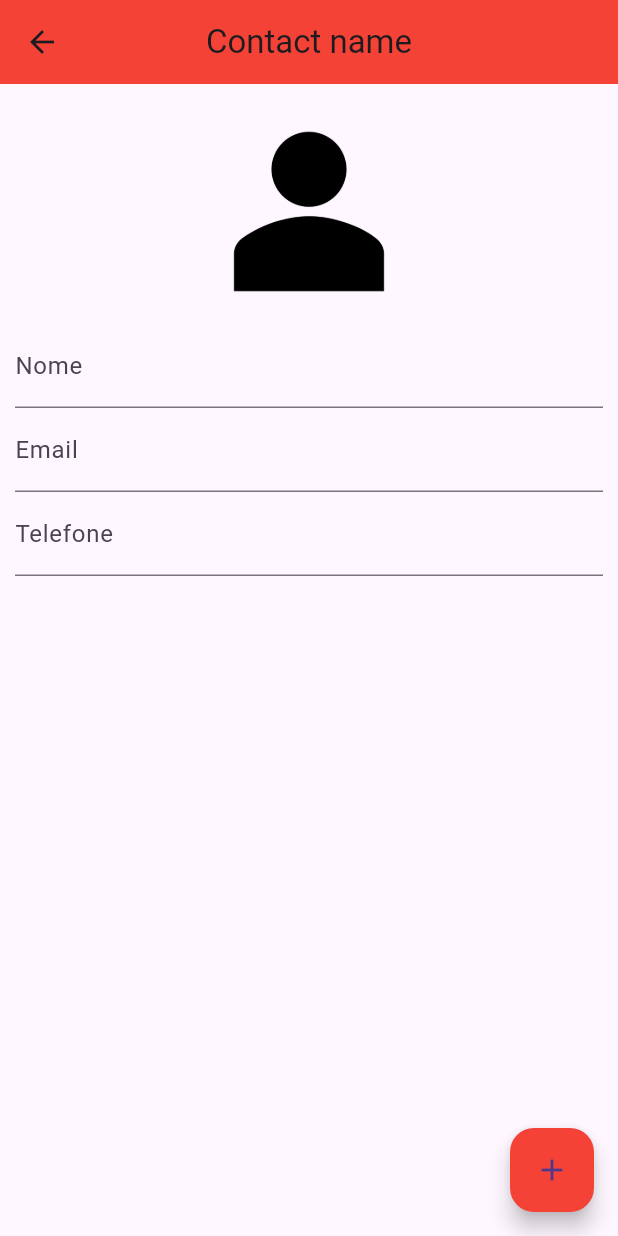
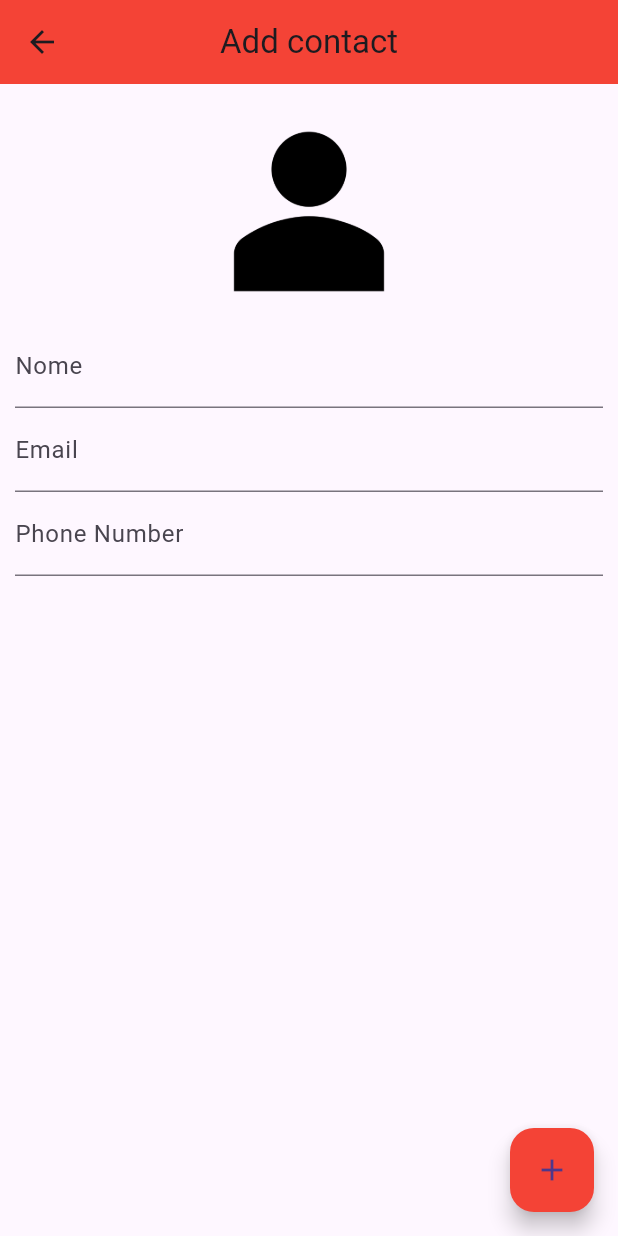
Before and after one commit to bousalem98/contact_app, a Flutter app: the ContactPage screen opened directly, on a phone screen of 412 x 824 dp. Run offline on Flutter 3.47's test engine with Material 3 defaults, Android fonts, the phone set to English and light mode, and no system bars; our stand-ins replace sqflite; accounts and stored records are empty.

Commit message:
fix some issue

```diff
--- a/lib/ui/contact_page.dart
+++ b/lib/ui/contact_page.dart
@@ -34,12 +34,13 @@ class ContactPageState extends State<ContactPage> {
   Widget build(BuildContext context) {
     return Scaffold(
       appBar: AppBar(
-          title: Text(_editedContact?.name ?? 'Contact name'),
+          title: Text(_editedContact?.name ?? 'Add contact'),
           backgroundColor: Colors.red,
           centerTitle: true),
       floatingActionButton: FloatingActionButton(
         onPressed: () {
-          if (_editedContact?.name != null && _editedContact!.name!.isNotEmpty) {
+          if (_editedContact?.name != null &&
+              _editedContact!.name!.isNotEmpty) {
             Navigator.pop(context, _editedContact);
           } else {
             FocusScope.of(context).requestFocus(_nameFocus);
@@ -83,7 +84,7 @@ class ContactPageState extends State<ContactPage> {
             ),
             TextField(
               controller: _phoneController,
-              decoration: const InputDecoration(labelText: 'Telefone'),
+              decoration: const InputDecoration(labelText: 'Phone Number'),
               onChanged: (text) {
                 _editedContact!.phone = text;
               },
```
